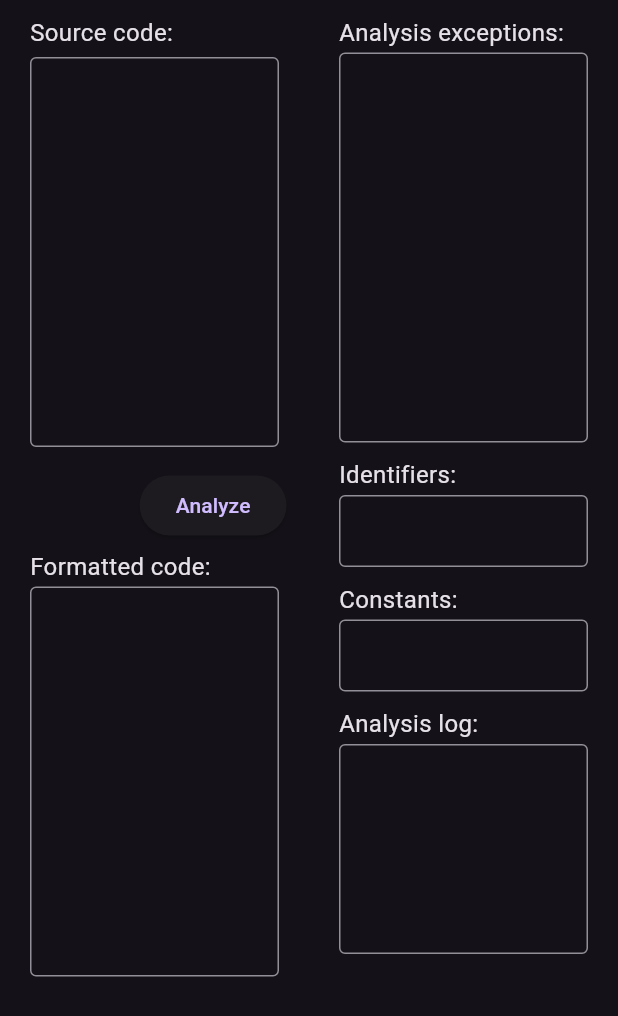
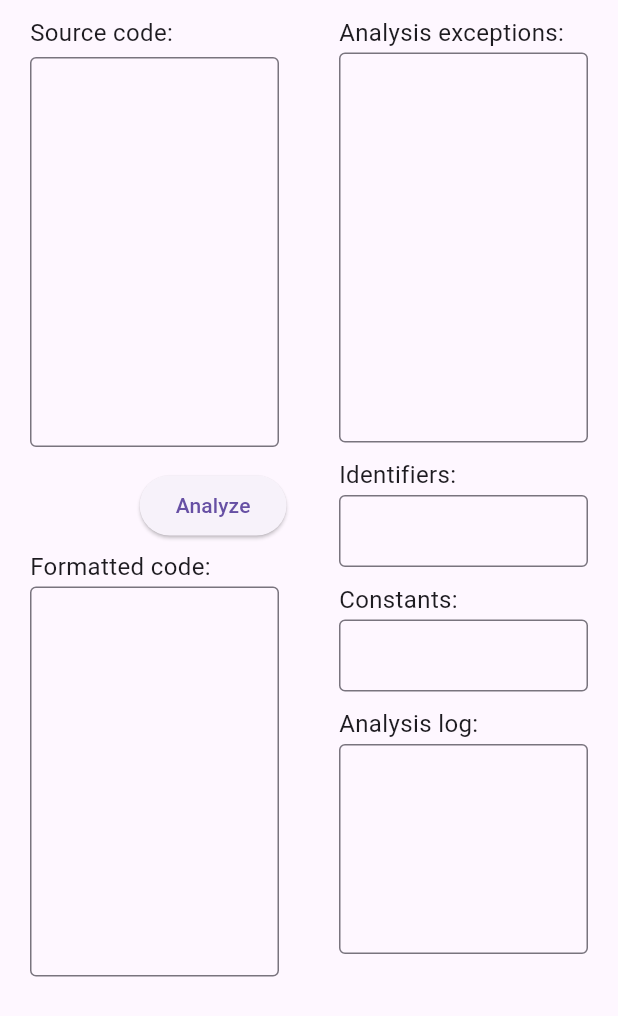
Before and after one commit to StepanovPlaton/FormalAnalyzer, a Flutter app: the screen it shows after launch, after a tap on "Analyze", on a phone screen of 412 x 824 dp. Shown: the top 1016 px of the screen. Run offline on Flutter 3.47's test engine with Material 3 defaults, Android fonts, the phone set to English and light mode, and no system bars.

Commit message:
Work complete

```diff
--- a/formal_analyzer/lib/analyzer/analyzer.dart
+++ b/formal_analyzer/lib/analyzer/analyzer.dart
@@ -8,101 +8,83 @@ import 'package:formal_analyzer/analyzer/types/types.dart';
 abstract class AnalyzerConstructor {
   static Analyzer createAnalyzer(SemanticAnalyzer semanticAnalyzer) {
     List<GraphNode> identifierGraph = [
-      GraphNode("Letter", RegExpAnalyzer("[a-zA-Z]"),
+      GraphNode(RegExpAnalyzer("[a-zA-Z]"),
           {"[a-zA-Z0-9_]": 1, "[^a-zA-Z0-9_]": null}),
-      GraphNode("Symbol", RegExpAnalyzer("[a-zA-Z0-9_]"),
+      GraphNode(RegExpAnalyzer("[a-zA-Z0-9_]"),
           {"[a-zA-Z0-9_]": 1, "[^a-zA-Z0-9_]": null})
     ];
     List<GraphNode> constantGraph = [
-      GraphNode("StartConstant", RegExpAnalyzer(""),
-          {"[+\\-]": 1, "[1-9]": 2, "0": 3}),
-      GraphNode("Sign", RegExpAnalyzer("[+\\-]"), {"[1-2]": 2, "0": 3}),
-      GraphNode("FirstDigit", RegExpAnalyzer("[1-9]"),
-          {"[0-9]": 4, "\\.": 5, null: null}),
-      GraphNode("Zero", RegExpAnalyzer("0"), {"\\.": 5, null: null}),
-      GraphNode(
-          "Digit", RegExpAnalyzer("[0-9]"), {"[0-9]": 4, "\\.": 5, null: null}),
-      GraphNode("Point", RegExpAnalyzer("\\."), {"[0-9]": 6}),
-      GraphNode(
-          "DigitAfterPoint", RegExpAnalyzer("[0-9]"), {"[0-9]": 6, null: null})
+      GraphNode(RegExpAnalyzer(""), {"[+\\-]": 1, "[1-9]": 2, "0": 3}),
+      GraphNode(RegExpAnalyzer("[+\\-]"), {"[1-2]": 2, "0": 3}),
+      GraphNode(RegExpAnalyzer("[1-9]"), {"[0-9]": 4, "\\.": 5, null: null}),
+      GraphNode(RegExpAnalyzer("0"), {"\\.": 5, null: null}),
+      GraphNode(RegExpAnalyzer("[0-9]"), {"[0-9]": 4, "\\.": 5, null: null}),
+      GraphNode(RegExpAnalyzer("\\."), {"[0-9]": 6}),
+      GraphNode(RegExpAnalyzer("[0-9]"), {"[0-9]": 6, null: null})
     ];
     List<GraphNode> assignmentGraph = [
       GraphNode(
-          "<AssignmentLeftSide>",
           GraphAnalyzer(
               AnalyzerGraph(identifierGraph, GraphTransition.toSymbol),
               semanticAnalyzer.identifier),
           {null: 1}),
       GraphNode(
-          "<AssignmentOperator>",
           GraphAnalyzer(
               AnalyzerGraph([
-                GraphNode(
-                    "AssignmentOperator1", RegExpAnalyzer(":"), {null: 1}),
-                GraphNode(
-                    "AssignmentOperator2", RegExpAnalyzer("="), {null: null}),
+                GraphNode(RegExpAnalyzer(":"), {null: 1}),
+                GraphNode(RegExpAnalyzer("="), {null: null}),
               ], GraphTransition.toSymbol),
               semanticAnalyzer.addWithSpace),
           {"[a-zA-Z]": 2, "[+\\-\\d]": 3}),
       GraphNode(
-          "<AssignmentRightIdentifier>",
           GraphAnalyzer(
               AnalyzerGraph(identifierGraph, GraphTransition.toSymbol),
               semanticAnalyzer.identifier),
           {null: null}),
       GraphNode(
-          "<AssignmentRightConstant>",
           GraphAnalyzer(AnalyzerGraph(constantGraph, GraphTransition.toSymbol),
               semanticAnalyzer.constant),
           {null: null}),
     ];
 
     Analyzer analyzer = GraphAnalyzer(AnalyzerGraph([
-      GraphNode("Start", RegExpAnalyzer(""), {null: 1}),
-      GraphNode("<IF>", KeywordsAnalyzer(Keyword.IF, semanticAnalyzer.add),
-          {null: 2}),
+      GraphNode(RegExpAnalyzer(""), {null: 1}),
+      GraphNode(KeywordsAnalyzer(Keyword.IF, semanticAnalyzer.add), {null: 2}),
       GraphNode(
-          "<ConditionalLeftOperand>",
           GraphAnalyzer(
               AnalyzerGraph(identifierGraph, GraphTransition.toSymbol),
               semanticAnalyzer.identifier),
           {"T": 6, null: 3}),
       GraphNode(
-          "<ConditionalOperator>",
           GraphAnalyzer(
               AnalyzerGraph([
-                GraphNode("<Operator>", RegExpAnalyzer("[><=]"), {null: null})
+                GraphNode(RegExpAnalyzer("[><=]"), {null: null})
               ], GraphTransition.toSymbol),
               semanticAnalyzer.addWithSpace),
           {"[a-zA-Z]": 4, "[+\\-\\d]": 5}),
       GraphNode(
-          "<ConditionalRightOperandIdentifier>",
           GraphAnalyzer(
               AnalyzerGraph(identifierGraph, GraphTransition.toSymbol),
               semanticAnalyzer.identifier),
           {null: 6}),
       GraphNode(
-          "<ConditionalRightOperandConstant>",
           GraphAnalyzer(AnalyzerGraph(constantGraph, GraphTransition.toSymbol),
               semanticAnalyzer.constant),
           {null: 6}),
-      GraphNode("<THEN>", KeywordsAnalyzer(Keyword.THEN, semanticAnalyzer.add),
-          {null: 7}),
       GraphNode(
-          "<Assignment>",
+          KeywordsAnalyzer(Keyword.THEN, semanticAnalyzer.add), {null: 7}),
+      GraphNode(
           GraphAnalyzer(AnalyzerGraph(assignmentGraph, GraphTransition.toWord)),
           {"ELSI": 8, "ELSE": 9, "EN": 11}),
-      GraphNode("<ELSIF>",
+      GraphNode(
           KeywordsAnalyzer(Keyword.ELSIF, semanticAnalyzer.add), {null: 2}),
-      GraphNode("<ELSE>", KeywordsAnalyzer(Keyword.ELSE, semanticAnalyzer.add),
-          {null: 10}),
       GraphNode(
-          "<AssignmentAfterElse>",
+          KeywordsAnalyzer(Keyword.ELSE, semanticAnalyzer.add), {null: 10}),
+      GraphNode(
           GraphAnalyzer(AnalyzerGraph(assignmentGraph, GraphTransition.toWord)),
           {"EN": 11}),
-      GraphNode("<END>", KeywordsAnalyzer(Keyword.END, semanticAnalyzer.add),
-          {";": 12}),
-      GraphNode("<;>", RegExpAnalyzer(";", semanticAnalyzer.add), {null: null}),
+      GraphNode(KeywordsAnalyzer(Keyword.END, semanticAnalyzer.add), {";": 12}),
+      GraphNode(RegExpAnalyzer(";", semanticAnalyzer.add), {null: null}),
     ], GraphTransition.toWord));
     return analyzer;
   }
--- a/formal_analyzer/lib/analyzer/analyzers/graph.dart
+++ b/formal_analyzer/lib/analyzer/analyzers/graph.dart
@@ -12,7 +12,6 @@ class GraphAnalyzer extends Analyzer {
     AnalyzerPosition position = startPosition;
     AnalyzerResult result = AnalyzerResult.empty();
     while (graph.currentNode != null) {
-      result.log("Analyze state ${graph.currentNode?.name}");
       var (stepPosition, stepException, stepResult) =
           graph.currentNode!.analyzer.analyze(code, position);
       position = stepPosition;
@@ -32,7 +31,7 @@ class GraphAnalyzer extends Analyzer {
       }
     }
     if (semanticAction != null) {
-      AnalyzerException? semanticException = semanticAction!(position, result);
+      AnalyzerException? semanticException = semanticAction!((position.$1, position.$2-1), result);
       if (semanticException != null) {
         result.log(semanticException.message);
         return (position, semanticException, result);
--- a/formal_analyzer/lib/analyzer/analyzers/keyword.dart
+++ b/formal_analyzer/lib/analyzer/analyzers/keyword.dart
@@ -8,8 +8,8 @@ enum Keyword {
   IF("K "),
   THEN("K\n\t"),
   ELSIF("\nK "),
-  ELSE("\nK "),
-  END("K");
+  ELSE("\nK\n\t"),
+  END("\nK");
 
   final String printPattern;
   const Keyword(this.printPattern);
@@ -30,11 +30,11 @@ class KeywordsAnalyzer extends Analyzer {
     String recognizedPattern = "";
       AnalyzerResult result = AnalyzerResult.empty();
     while (linePosition < codeLine.length &&
-        keyword.name.contains(codeLine[linePosition])) {
+        keyword.name.contains(codeLine[linePosition].toUpperCase())) {
       recognizedPattern += codeLine[linePosition];
       linePosition++;
     }
-    if (recognizedPattern == keyword.name) {
+    if (recognizedPattern.toUpperCase() == keyword.name) {
       result.add(AnalyzerResult(keyword.pretty));
       result.log("Found keyword ${keyword.name}");
       AnalyzerException? semanticException;
@@ -50,7 +50,7 @@ class KeywordsAnalyzer extends Analyzer {
       );
     } else {
       SyntacticAnalyzerException exception = SyntacticAnalyzerException(
-          (startPosition.$1, linePosition),
+          (startPosition.$1, linePosition-1),
           "${keyword.name} was expected, but only '${recognizedPattern + codeLine[linePosition]}' was detected",
         );
       result.log(exception.message);
--- a/formal_analyzer/lib/analyzer/analyzers/regexp.dart
+++ b/formal_analyzer/lib/analyzer/analyzers/regexp.dart
@@ -14,14 +14,14 @@ class RegExpAnalyzer extends Analyzer {
     if (regExp == "") {
       return (startPosition, null, null);
     }
-    if (codeLine[startPosition.$2].contains(RegExp(regExp))) {
+    if (codeLine[startPosition.$2].toUpperCase().contains(RegExp(regExp))) {
       result.add(AnalyzerResult(codeLine[startPosition.$2]));
       result.log(
           "The '${codeLine[startPosition.$2]}' character matching expression '$regExp' was found");
       AnalyzerException? semanticException;
       if (semanticAction != null) {
         semanticException =
-            semanticAction!((startPosition.$1, startPosition.$2 + 1), result);
+            semanticAction!(startPosition, result);
       }
       return (
         (startPosition.$1, startPosition.$2 + 1),
--- a/formal_analyzer/lib/analyzer/types/exception.dart
+++ b/formal_analyzer/lib/analyzer/types/exception.dart
@@ -12,6 +12,7 @@ class AnalyzerException {
   AnalyzerException(this.position, this.message);
 
   String toFormattedString(String code) {
+    if(code == "" || position.$1 >= code.split("\n").length) return "";
     String codeLine = code.split("\n")[position.$1];
     int start = max(0, position.$2 - 15);
     int end = min(position.$2 + 15, codeLine.length - 1);
--- a/formal_analyzer/lib/analyzer/types/graph.dart
+++ b/formal_analyzer/lib/analyzer/types/graph.dart
@@ -4,10 +4,9 @@ import 'package:formal_analyzer/analyzer/types/exception.dart';
 import 'package:formal_analyzer/analyzer/types/types.dart';
 
 class GraphNode {
-  final String name;
   final Analyzer analyzer;
   final Map<String?, int?> nextStates;
-  const GraphNode(this.name, this.analyzer, this.nextStates);
+  const GraphNode(this.analyzer, this.nextStates);
 }
 
 enum GraphTransition { toWord, toSymbol }
@@ -47,6 +46,10 @@ class AnalyzerGraph extends Graph {
     String substring = "";
     int maxLengthOfPatterns =
         currentNode!.nextStates.keys.map((k) => k?.length ?? 1).reduce(max);
+
+    if (position.$1 < lines.length-1 && position.$2 == lines[position.$1].length) {
+      position = (position.$1 + 1, 0);
+    }
     while (
         position.$1 < lines.length && position.$2 < lines[position.$1].length) {
       substring += lines[position.$1][position.$2];
@@ -56,7 +59,7 @@ class AnalyzerGraph extends Graph {
 
       for (String? pattern in currentNode!.nextStates.keys) {
         if (pattern == null) continue;
-        if (substring.contains(RegExp(pattern))) {
+        if (substring.toUpperCase().contains(RegExp(pattern))) {
           currentNodeIndex = currentNode?.nextStates[pattern];
           return (startWord!, null);
         }
@@ -78,6 +81,7 @@ class AnalyzerGraph extends Graph {
 
       position = (position.$1, position.$2 + 1);
       if (position.$2 == lines[position.$1].length) {
+        if(position.$1 == lines.length - 1) break;
         position = (position.$1 + 1, 0);
       }
     }
@@ -97,6 +101,9 @@ class AnalyzerGraph extends Graph {
       AnalyzerPosition startPosition, String code) {
     List<String> lines = code.split("\n");
     AnalyzerPosition position = startPosition;
+    if (position.$2 == lines[position.$1].length) {
+      return (position, null);
+    }
     if (position.$1 < lines.length && position.$2 < lines[position.$1].length) {
       for (String? pattern in currentNode?.nextStates.keys ?? []) {
         if (pattern == null) continue;
--- a/formal_analyzer/lib/main.dart
+++ b/formal_analyzer/lib/main.dart
@@ -1,13 +1,14 @@
 import 'package:flutter/material.dart';
 import 'package:formal_analyzer/analyzer/analyzer.dart';
 import 'package:formal_analyzer/analyzer/semantic.dart';
+import 'package:formal_analyzer/analyzer/types/exception.dart';
 import 'package:formal_analyzer/analyzer/types/types.dart';
 import 'package:formal_analyzer/ui.dart';
 
 void main() {
   runApp(MaterialApp(
       theme: ThemeData(
-        brightness: Brightness.dark,
+        brightness: Brightness.light,
       ),
       home: const MainApp()));
 }
@@ -21,7 +22,7 @@ class MainApp extends StatefulWidget {
 
 class AppState extends State<MainApp> {
   SemanticAnalyzer? semanticAnalyzer;
-  String? exceptionMessage;
+  AnalyzerException? exception;
   String? code;
   String? log;
 
@@ -36,17 +37,22 @@ class AppState extends State<MainApp> {
         SemanticAnalyzer newSemanticAnalyzer = SemanticAnalyzer();
         Analyzer analyzer =
             AnalyzerConstructor.createAnalyzer(newSemanticAnalyzer);
-        var (exception, result) = analyzer.beginAnalyze(newCode);
+        var (newException, result) = analyzer.beginAnalyze(newCode);
         setState(() {
           semanticAnalyzer = newSemanticAnalyzer;
-          exceptionMessage = exception?.toFormattedString(newCode);
+          exception = newException;
           code = newCode;
           log = result?.analysisLog.join("\n");
         });
-      }),
+    }),
       UI.outputField("Formatted code:", semanticAnalyzer?.prettyCode ?? "", 10),
     ], [
-      UI.outputField("Analysis exceptions:", exceptionMessage ?? "", 10),
+      UI.outputField(
+          "Analysis exceptions:",
+          code != null && code != "" && exception != null
+              ? exception!.toFormattedString(code!)
+              : "",
+          10),
       UI.outputField(
           "Identifiers:", (semanticAnalyzer?.identifiers ?? {}).join(", "), 1),
       UI.outputField(
--- a/formal_analyzer/lib/ui.dart
+++ b/formal_analyzer/lib/ui.dart
@@ -42,7 +42,7 @@ abstract class UI {
                   controller: codeInputController,
                   keyboardType: TextInputType.multiline,
                   style:
-                      const TextStyle(fontFamilyFallback: <String>["Consolas"]),
+                      const TextStyle(fontFamily: "Consolas"),
                   decoration: const InputDecoration(
                     contentPadding: EdgeInsets.all(10),
                     border: OutlineInputBorder(
@@ -81,7 +81,7 @@ abstract class UI {
               maxLines: lines,
               controller: prettyCodeController,
               keyboardType: TextInputType.multiline,
-              style: const TextStyle(fontFamilyFallback: <String>["Consolas"]),
+              style: const TextStyle(fontFamily: "Consolas"),
               decoration: const InputDecoration(
                 contentPadding: EdgeInsets.all(10),
                 border: OutlineInputBorder(
```
